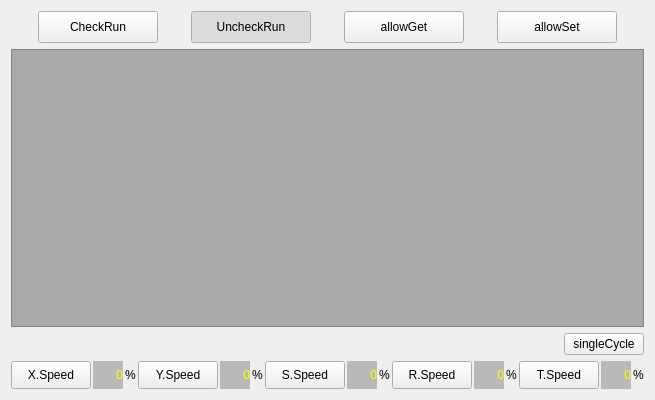
First picture: the form in hcinstruction/ichcprogrammonitorframe_5.ui, repository GaussCheng/2-5AxisPunch, before the edit.
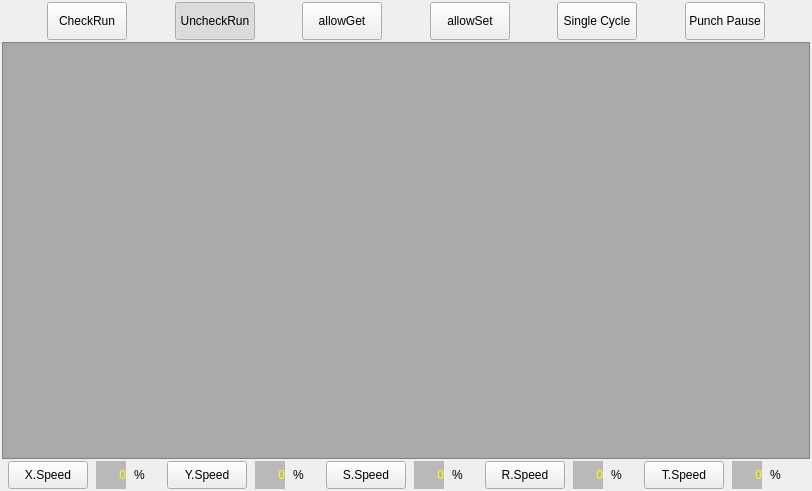
Second picture: the form after the edit.

What changed in the file:
```diff
--- a/hcinstruction/ichcprogrammonitorframe_5.ui
+++ b/hcinstruction/ichcprogrammonitorframe_5.ui
@@ -6,16 +6,10 @@
    <rect>
     <x>0</x>
     <y>0</y>
-    <width>640</width>
-    <height>400</height>
+    <width>812</width>
+    <height>491</height>
    </rect>
   </property>
-  <property name="maximumSize">
-   <size>
-    <width>640</width>
-    <height>400</height>
-   </size>
-  </property>
   <property name="windowTitle">
    <string>Frame</string>
   </property>
@@ -34,6 +28,21 @@
    <enum>QFrame::Plain</enum>
   </property>
   <layout class="QVBoxLayout" name="verticalLayout">
+   <property name="spacing">
+    <number>2</number>
+   </property>
+   <property name="leftMargin">
+    <number>2</number>
+   </property>
+   <property name="topMargin">
+    <number>2</number>
+   </property>
+   <property name="rightMargin">
+    <number>2</number>
+   </property>
+   <property name="bottomMargin">
+    <number>2</number>
+   </property>
    <item>
     <layout class="QHBoxLayout" name="horizontalLayout_2">
      <item>
@@ -53,15 +62,12 @@
       <widget class="QPushButton" name="cycle">
        <property name="minimumSize">
         <size>
-         <width>120</width>
-         <height>32</height>
+         <width>0</width>
+         <height>38</height>
         </size>
        </property>
-       <property name="maximumSize">
-        <size>
-         <width>120</width>
-         <height>16777215</height>
-        </size>
+       <property name="focusPolicy">
+        <enum>Qt::NoFocus</enum>
        </property>
        <property name="text">
         <string>CheckRun</string>
@@ -75,9 +81,6 @@
        <property name="checkable">
         <bool>true</bool>
        </property>
-       <property name="checked">
-        <bool>false</bool>
-       </property>
        <attribute name="buttonGroup">
         <string notr="true">buttonGroup</string>
        </attribute>
@@ -100,15 +103,12 @@
       <widget class="QPushButton" name="uncheckRun">
        <property name="minimumSize">
         <size>
-         <width>120</width>
-         <height>32</height>
+         <width>0</width>
+         <height>38</height>
         </size>
        </property>
-       <property name="maximumSize">
-        <size>
-         <width>120</width>
-         <height>16777215</height>
-        </size>
+       <property name="focusPolicy">
+        <enum>Qt::NoFocus</enum>
        </property>
        <property name="text">
         <string>UncheckRun</string>
@@ -147,15 +147,12 @@
       <widget class="QPushButton" name="allowGet">
        <property name="minimumSize">
         <size>
-         <width>120</width>
-         <height>32</height>
+         <width>0</width>
+         <height>38</height>
         </size>
        </property>
-       <property name="maximumSize">
-        <size>
-         <width>120</width>
-         <height>16777215</height>
-        </size>
+       <property name="focusPolicy">
+        <enum>Qt::NoFocus</enum>
        </property>
        <property name="text">
         <string>allowGet</string>
@@ -169,9 +166,6 @@
        <property name="checkable">
         <bool>false</bool>
        </property>
-       <property name="checked">
-        <bool>false</bool>
-       </property>
       </widget>
      </item>
      <item>
@@ -191,15 +185,12 @@
       <widget class="QPushButton" name="allowSet">
        <property name="minimumSize">
         <size>
-         <width>120</width>
-         <height>32</height>
+         <width>0</width>
+         <height>38</height>
         </size>
        </property>
-       <property name="maximumSize">
-        <size>
-         <width>120</width>
-         <height>16777215</height>
-        </size>
+       <property name="focusPolicy">
+        <enum>Qt::NoFocus</enum>
        </property>
        <property name="text">
         <string>allowSet</string>
@@ -213,8 +204,34 @@
        <property name="checkable">
         <bool>false</bool>
        </property>
-       <property name="checked">
-        <bool>false</bool>
+      </widget>
+     </item>
+     <item>
+      <spacer name="horizontalSpacer_7">
+       <property name="orientation">
+        <enum>Qt::Horizontal</enum>
+       </property>
+       <property name="sizeHint" stdset="0">
+        <size>
+         <width>40</width>
+         <height>20</height>
+        </size>
+       </property>
+      </spacer>
+     </item>
+     <item>
+      <widget class="QPushButton" name="singleCycle">
+       <property name="minimumSize">
+        <size>
+         <width>0</width>
+         <height>38</height>
+        </size>
+       </property>
+       <property name="focusPolicy">
+        <enum>Qt::NoFocus</enum>
+       </property>
+       <property name="text">
+        <string>Single Cycle</string>
        </property>
       </widget>
      </item>
@@ -231,16 +248,39 @@
        </property>
       </spacer>
      </item>
+     <item>
+      <widget class="QPushButton" name="punchPause">
+       <property name="minimumSize">
+        <size>
+         <width>0</width>
+         <height>38</height>
+        </size>
+       </property>
+       <property name="focusPolicy">
+        <enum>Qt::NoFocus</enum>
+       </property>
+       <property name="text">
+        <string>Punch Pause</string>
+       </property>
+      </widget>
+     </item>
+     <item>
+      <spacer name="horizontalSpacer_6">
+       <property name="orientation">
+        <enum>Qt::Horizontal</enum>
+       </property>
+       <property name="sizeHint" stdset="0">
+        <size>
+         <width>40</width>
+         <height>20</height>
+        </size>
+       </property>
+      </spacer>
+     </item>
     </layout>
    </item>
    <item>
     <widget class="QListWidget" name="moldContentListWidget">
-     <property name="minimumSize">
-      <size>
-       <width>300</width>
-       <height>0</height>
-      </size>
-     </property>
      <property name="styleSheet">
       <string notr="true">QListView{
 background-color: darkgray;
@@ -269,30 +309,6 @@
      </property>
     </widget>
    </item>
-   <item>
-    <layout class="QHBoxLayout" name="horizontalLayout_3">
-     <item>
-      <spacer name="horizontalSpacer_6">
-       <property name="orientation">
-        <enum>Qt::Horizontal</enum>
-       </property>
-       <property name="sizeHint" stdset="0">
-        <size>
-         <width>40</width>
-         <height>20</height>
-        </size>
-       </property>
-      </spacer>
-     </item>
-     <item>
-      <widget class="QPushButton" name="singleCycle">
-       <property name="text">
-        <string>singleCycle</string>
-       </property>
-      </widget>
-     </item>
-    </layout>
-   </item>
    <item>
     <layout class="QHBoxLayout" name="horizontalLayout">
      <property name="spacing">
```
Left out of the diff: 15 changed lines with no effect on the pictures.
